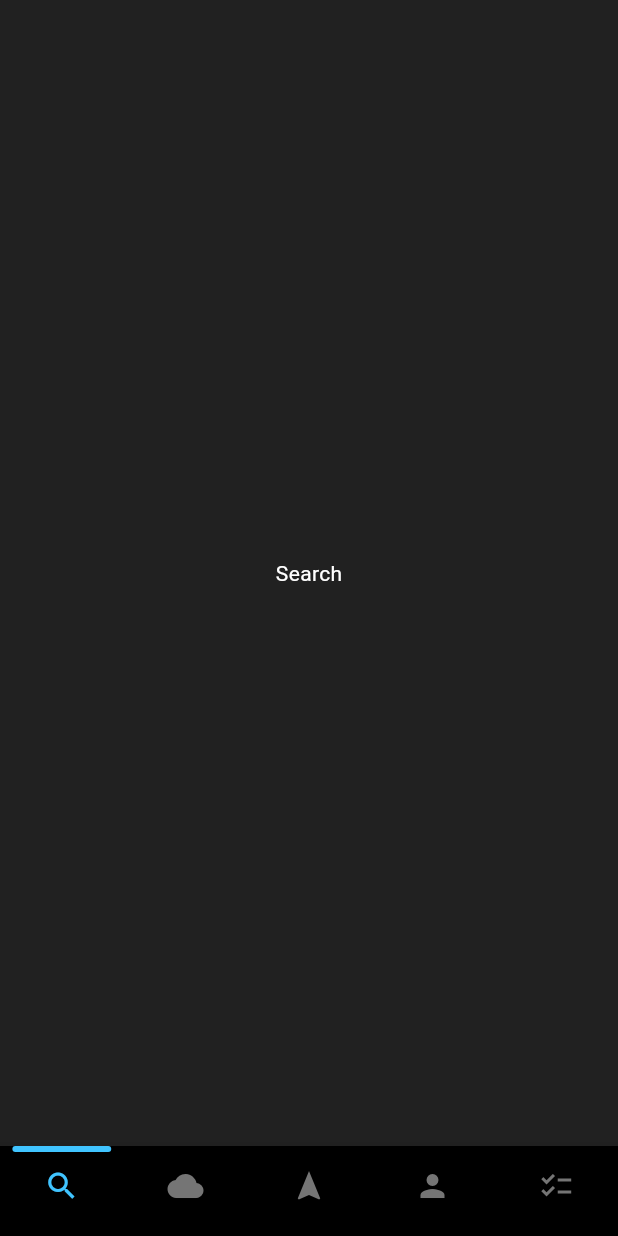
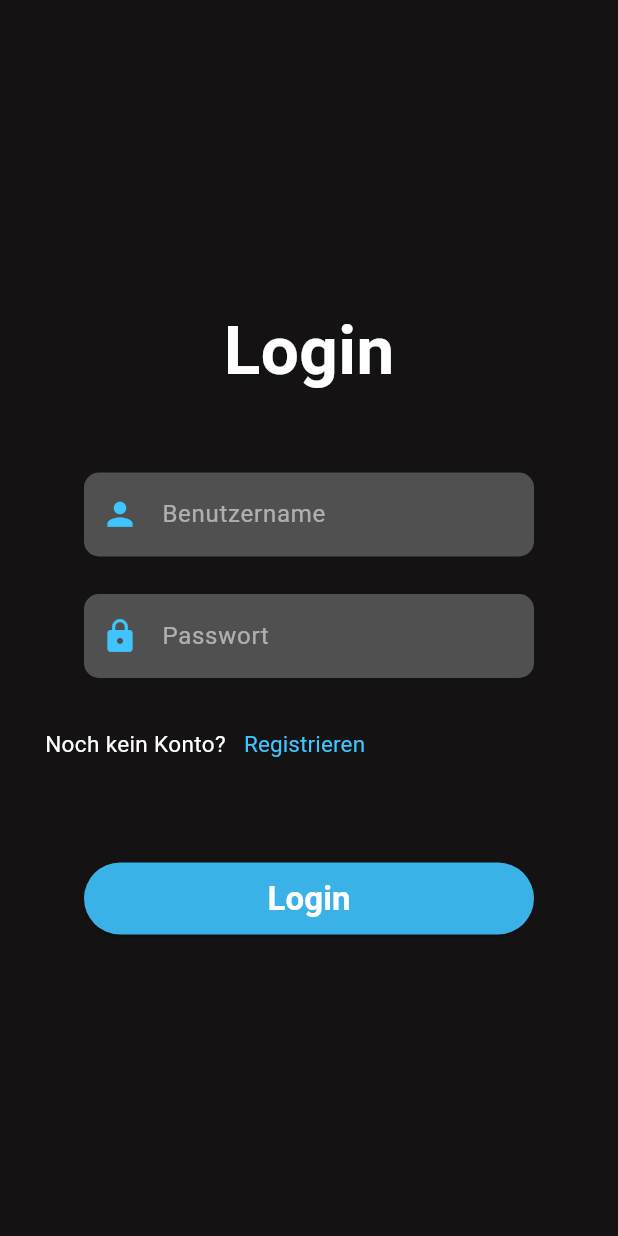
Before and after one commit to EdgeLordE/HikeMate, a Flutter app: the screen it shows after launch, on a phone screen of 412 x 824 dp. Run offline on Flutter 3.47's test engine with Material 3 defaults, Android fonts, the phone set to English and light mode, and no system bars; our stand-ins replace flutter_map, latlong2; missing offline and left inert: flutter_map_location_marker.

Commit message:
LoginPage und RegistrationPage UI gemacht

```diff
--- a/src/lib/Pages/LoginPage.dart
+++ b/src/lib/Pages/LoginPage.dart
@@ -0,0 +1,163 @@
+import 'package:flutter/material.dart';
+import 'HomePage.dart';
+import 'RegistrationPage.dart';
+
+class LoginPage extends StatelessWidget {
+  const LoginPage({super.key});
+
+  @override
+  Widget build(BuildContext context) {
+    return Scaffold(
+      backgroundColor: Color(0xFF141212),
+      body: Center(
+        child: Column(
+          mainAxisAlignment: MainAxisAlignment.center,
+          crossAxisAlignment: CrossAxisAlignment.start,
+          children: [
+            Align(
+              alignment: Alignment.center,
+              child:  Text(
+                'Login',
+                style: TextStyle(
+                  fontSize: 45,
+                  color: Colors.white,
+                  fontWeight: FontWeight.w600,
+                ),
+              ),
+            ),
+
+            const SizedBox(height: 50),
+
+            Align(
+              child: ConstrainedBox(
+                constraints: const BoxConstraints(
+                  maxWidth: 300,
+                  minWidth: 300,
+
+                ),
+                child: TextField(
+                  decoration: InputDecoration(
+                    filled: true,
+                    fillColor: Color(0xFF505050),
+                    border: OutlineInputBorder(
+                      borderRadius: BorderRadius.all(Radius.circular(10)),
+                      borderSide: BorderSide.none,
+                    ),
+                    prefixIcon: Icon(
+                      Icons.person, // Benutzer-Icon
+                      color: Colors.lightBlueAccent,
+                      size: 25,
+                    ),
+                    hintText: 'Benutzername', // Optionaler Platzhaltertext
+                    hintStyle: TextStyle(color: Colors.white54),
+                  ),
+                  style: TextStyle(color: Colors.white),
+                ),
+              ),
+            ),
+            const SizedBox(height: 25),
+
+            Align(
+              child: ConstrainedBox(
+                constraints: const BoxConstraints(
+                  maxWidth: 300,
+                  minWidth: 300,
+
+                ),
+                child: TextField(
+                  decoration: InputDecoration(
+                    filled: true,
+                    fillColor: Color(0xFF505050),
+                    border: OutlineInputBorder(
+                      borderRadius: BorderRadius.all(Radius.circular(10)),
+                      borderSide: BorderSide.none,
+                    ),
+                    prefixIcon: Icon(
+                      Icons.lock, // Benutzer-Icon
+                      color: Colors.lightBlueAccent,
+                      size: 25,
+                    ),
+                    hintText: 'Passwort', // Optionaler Platzhaltertext
+                    hintStyle: TextStyle(color: Colors.white54),
+                  ),
+                  style: TextStyle(color: Colors.white),
+                ),
+              ),
+            ),
+
+            const SizedBox(height: 20),
+
+
+            Padding(
+              padding: EdgeInsets.only(left: 30),
+              child: Row(
+                children: [
+                  Text(
+                    'Noch kein Konto?',
+                    textAlign: TextAlign.left,
+                    style: TextStyle(
+                      fontSize: 15,
+                      color: Colors.white,
+                      fontWeight: FontWeight.w400,
+                    ),
+                  ),
+                  TextButton(
+                    onPressed: () {
+                      Navigator.push(
+                        context,
+                        MaterialPageRoute(builder: (context) => const RegistrationPage()),
+                      );
+                    },
+                    child: Text(
+                      'Registrieren',
+                      style: TextStyle(
+                        fontSize: 15,
+                        color: Colors.lightBlueAccent,
+                        fontWeight: FontWeight.w400,
+                      ),
+                    ),
+                  ),
+                ],
+              ),
+            ),
+
+            const SizedBox(height: 55),
+            Align(
+                child: ConstrainedBox(
+                  constraints: const BoxConstraints(
+                    maxWidth: 300,
+                    minWidth: 300,
+                    maxHeight: 48,
+                    minHeight: 48,
+                  ),
+                  child: ElevatedButton(
+                    onPressed: () {
+                      Navigator.pushReplacement(
+                        context,
+                        MaterialPageRoute(builder: (context) => const HomePage()),
+                      );
+                    },
+                    style: ElevatedButton.styleFrom(
+                      backgroundColor: Colors.lightBlueAccent!.withOpacity(0.9),
+                      shape: RoundedRectangleBorder(
+                        borderRadius: BorderRadius.circular(60),
+                      ),
+                    ),
+                    child: const Text(
+                        'Login',
+                        style: TextStyle(
+                          fontSize: 22,
+                          color: Colors.white,
+                          fontWeight: FontWeight.w600,
+                        )
+
+                    ),
+                  ),
+                )
+            ),
+          ],
+        ),
+      ),
+    );
+  }
+}
--- a/src/lib/main.dart
+++ b/src/lib/main.dart
@@ -1,5 +1,5 @@
 import 'package:flutter/material.dart';
-import 'Pages/NavigationPage.dart';
+import 'Pages/LoginPage.dart';
 
 void main() {
   runApp(const MyApp());
@@ -15,86 +15,8 @@ class MyApp extends StatelessWidget {
       debugShowCheckedModeBanner: false,
       theme: ThemeData.dark().copyWith(
         scaffoldBackgroundColor: Colors.grey[900],
-        bottomNavigationBarTheme: BottomNavigationBarThemeData(
-          backgroundColor: Colors.black,
-          selectedItemColor: Colors.lightBlueAccent,
-          unselectedItemColor: Colors.grey[600],
-          showSelectedLabels: false,
-          showUnselectedLabels: false,
-        ),
       ),
-      home: const MyHomePage(),
+      home: const LoginPage(), // LoginPage wird hier aufgerufen
     );
   }
 }
-
-class MyHomePage extends StatefulWidget {
-  const MyHomePage({super.key});
-
-  @override
-  State<MyHomePage> createState() => _MyHomePageState();
-}
-
-class _MyHomePageState extends State<MyHomePage> {
-  int _selectedIndex = 0;
-
-  static const List<Widget> _pages = [
-    Center(child: Text('Search', style: TextStyle(color: Colors.white))),
-    Center(child: Text('Touren', style: TextStyle(color: Colors.white))),
-    NavigationPage(),
-    Center(child: Text('Profil', style: TextStyle(color: Colors.white))),
-    Center(child: Text('Erfolge', style: TextStyle(color: Colors.white))),
-  ];
-
-  void _onItemTapped(int index) {
-    setState(() {
-      _selectedIndex = index;
-    });
-  }
-
-  @override
-  Widget build(BuildContext context) {
-    double screenWidth = MediaQuery.of(context).size.width;
-    double tabWidth = screenWidth / 5;
-
-    return Scaffold(
-      body: _pages[_selectedIndex],
-      bottomNavigationBar: SizedBox(
-
-        height: 60, // genug Platz für Balken + Icons
-        child: Stack(
-          children: [
-            // eigentliche Navigation
-            Positioned.fill(
-              child: BottomNavigationBar(
-                type: BottomNavigationBarType.fixed,
-                items: const [
-                  BottomNavigationBarItem(icon: Icon(Icons.search), label: ''),
-                  BottomNavigationBarItem(icon: Icon(Icons.cloud), label: ''),
-                  BottomNavigationBarItem(icon: Icon(Icons.navigation), label: ''),
-                  BottomNavigationBarItem(icon: Icon(Icons.person), label: ''),
-                  BottomNavigationBarItem(icon: Icon(Icons.checklist), label: ''),
-                ],
-                currentIndex: _selectedIndex,
-                onTap: _onItemTapped,
-              ),
-            ),
-            AnimatedPositioned(
-              duration: const Duration(milliseconds: 200),
-              top: 0, // Position direkt innerhalb der Navigation Bar
-              left: _selectedIndex * tabWidth + tabWidth * 0.1, // Zentrierung
-              child: Container(
-                width: tabWidth * 0.8, // Breite des Rechtecks
-                height: 4, // Höhe des Rechtecks
-                decoration: BoxDecoration(
-                  color: Colors.lightBlueAccent,
-                  borderRadius: BorderRadius.circular(5), // Abgerundete Ecken
-                ),
-              ),
-            ),
-          ],
-        ),
-      ),
-    );
-  }
-}
```
Also changed, not shown: src/lib/Pages/HomePage.dart (added, +71 -0 lines), src/lib/Pages/RegistrationPage.dart (+196 -0 lines), src/lib/navbar.dart (deleted).
